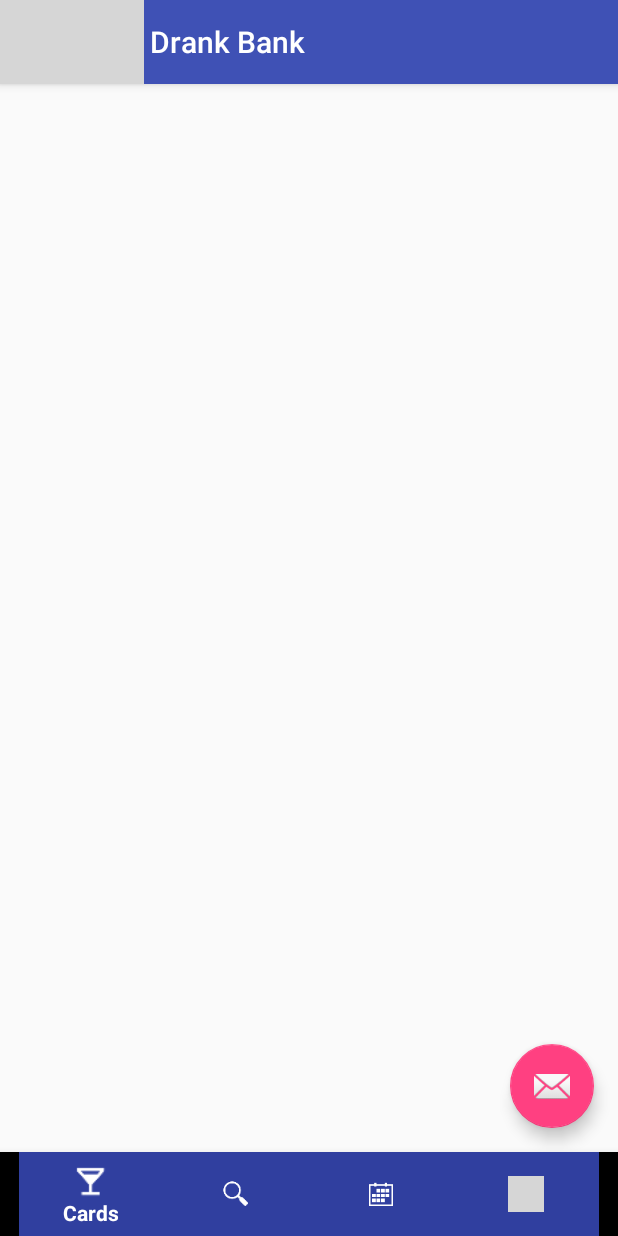
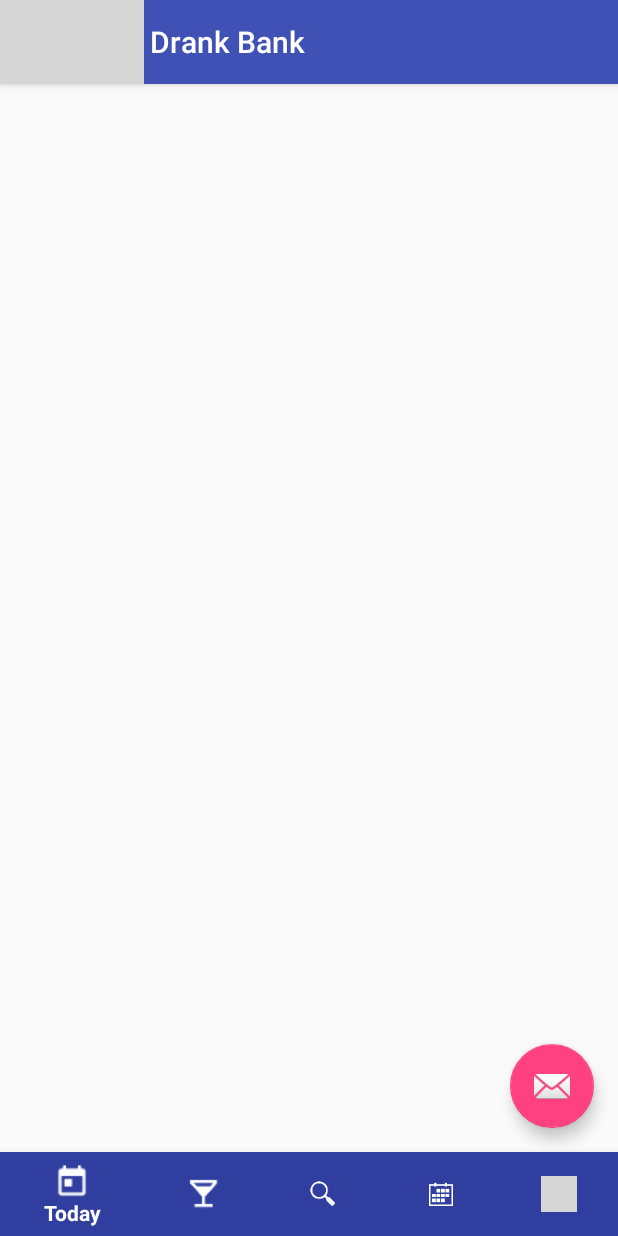
Before and after one commit to mariocsee/DrankBank, an Android app: the MainActivity screen opened directly, with no data from a screen before it, on a phone screen of 412 x 824 dp. Run offline under Robolectric (Android 15) with nearby library versions, the phone set to English and light mode, and no system bars; our stand-ins replace Firebase (no records; nobody signed in at launch, a user with empty details on screens opened directly); grey boxes are pictures that could not be loaded.

Commit message:
quick fix

```diff
--- a/app/src/main/res/menu/bottom_navigation_menu.xml
+++ b/app/src/main/res/menu/bottom_navigation_menu.xml
@@ -1,5 +1,12 @@
 <?xml version="1.0" encoding="utf-8"?>
 <menu xmlns:android="http://schemas.android.com/apk/res/android">
+
+    <item
+        android:id="@+id/action_today_view"
+        android:enabled="true"
+        android:icon="@drawable/ic_today"
+        android:showAsAction="ifRoom"
+        android:title="Today" />
 
     <item
         android:id="@+id/action_card_view"
```
Also changed, not shown: app/src/main/res/drawable-hdpi/ic_today.png (added), app/src/main/res/drawable-mdpi/ic_today.png (added), app/src/main/res/drawable-xhdpi/ic_today.png (added), app/src/main/res/drawable-xxhdpi/ic_today.png (added), app/src/main/res/drawable-xxxhdpi/ic_today.png (added).
